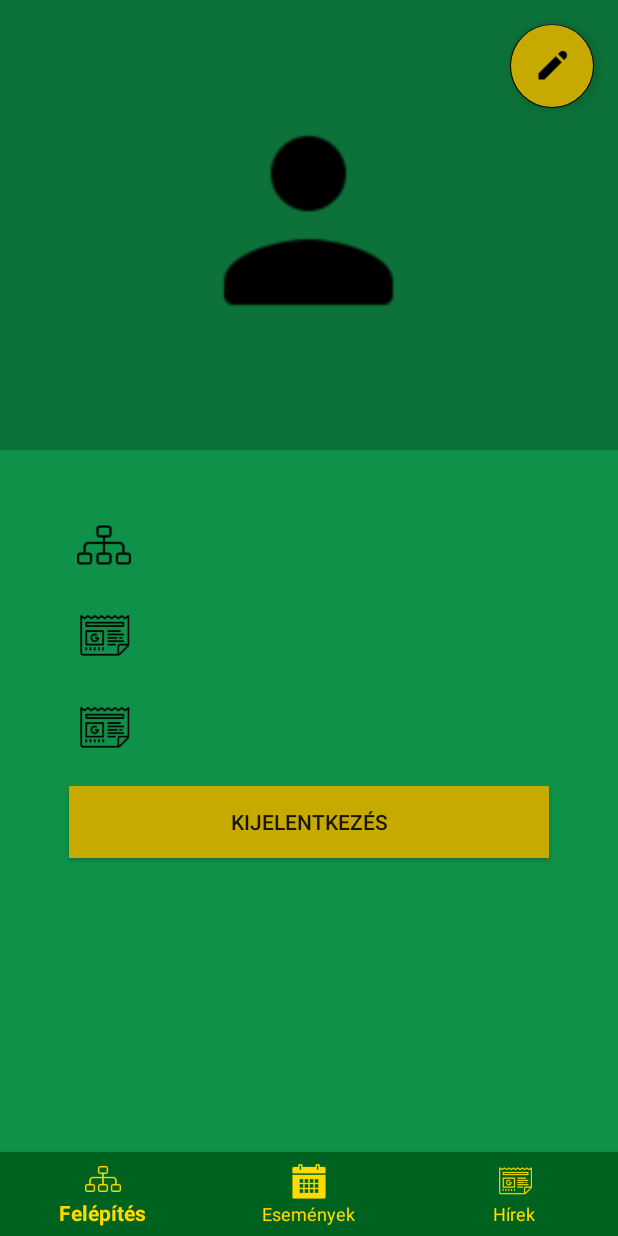
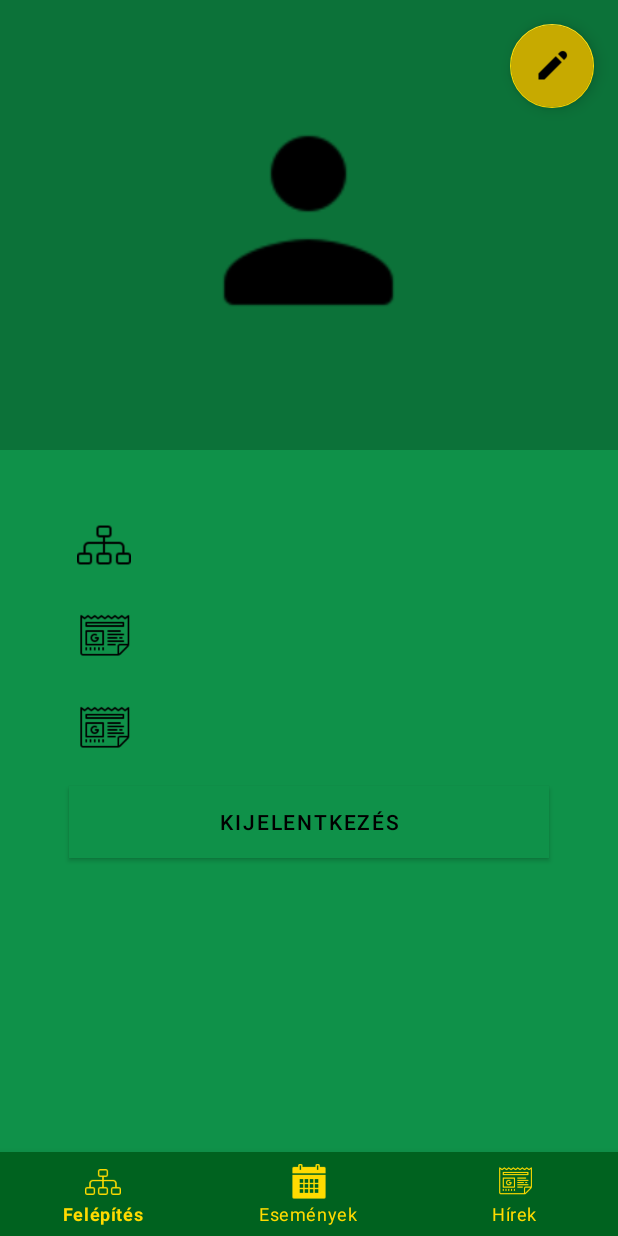
Before and after one commit to Abokyy/A802app, an Android app: the CurrentUserProfileFragment screen opened through its navigation route, on a phone screen of 412 x 824 dp. Run offline under Robolectric (Android 15) with nearby library versions, the phone set to English and light mode, and no system bars; our stand-ins replace Firebase (no records; nobody signed in at launch, a user with empty details on screens opened directly), navigation-ui.

Commit message:
Design first steps. Material components

```diff
--- a/build.gradle
+++ b/build.gradle
@@ -48,8 +48,9 @@ dependencies {
 
     implementation 'com.flaviofaria:kenburnsview:1.0.7'
 
+    implementation  'com.google.android.material:material:1.1.0'
+
     //noinspection GradleCompatible
-    implementation 'com.android.support:design:28.0.0'
 
     implementation 'androidx.cardview:cardview:1.0.0'
     //noinspection GradleCompatible
--- a/src/main/java/csapat/app/NavMainActivity.java
+++ b/src/main/java/csapat/app/NavMainActivity.java
@@ -174,8 +174,8 @@ public class NavMainActivity extends BaseCompat {
     @Override
     public void onBackPressed() {
         new AlertDialog.Builder(this)
-                .setTitle("Really Exit?")
-                .setMessage("Are you sure you want to exit?")
+                .setTitle(R.string.really_logout)
+                .setMessage(R.string.are_you_sure_to_logout)
                 .setNegativeButton(android.R.string.no, null)
                 .setPositiveButton(android.R.string.yes, new DialogInterface.OnClickListener() {
 
@@ -195,7 +195,7 @@ public class NavMainActivity extends BaseCompat {
         if (Build.VERSION.SDK_INT >= Build.VERSION_CODES.O) {
             CharSequence name = getString(R.string.channel_name);
             String description = getString(R.string.channel_description);
-            int importance = NotificationManager.IMPORTANCE_DEFAULT;
+            int importance = NotificationManager.IMPORTANCE_HIGH;
             NotificationChannel channel = new NotificationChannel(CHANNEL_ID, name, importance);
             channel.setDescription(description);
             // Register the channel with the system; you can't change the importance
--- a/src/main/res/layout/fragment_current_user_profile.xml
+++ b/src/main/res/layout/fragment_current_user_profile.xml
@@ -125,7 +125,7 @@
                     android:id="@+id/current_profile_troop_leader_at"/>
             </LinearLayout>
 
-            <Button
+            <com.google.android.material.button.MaterialButton
                 android:id="@+id/btn_logout"
                 android:layout_width="match_parent"
                 android:layout_height="wrap_content"
@@ -133,7 +133,8 @@
                 android:layout_marginTop="20dp"
                 android:layout_marginEnd="20dp"
                 android:layout_marginBottom="20dp"
-                android:background="@color/colorSecondaryDark"
+                android:background="#FFEB3B"
+                android:backgroundTint="@color/colorSecondaryDark"
                 android:text="@string/logout" />
 
 
--- a/src/main/res/layout/fragment_for_leaders.xml
+++ b/src/main/res/layout/fragment_for_leaders.xml
@@ -9,7 +9,8 @@
 
     <androidx.constraintlayout.widget.ConstraintLayout
         android:layout_width="match_parent"
-        android:layout_height="match_parent">
+        android:layout_height="match_parent"
+        android:background="@color/colorPrimaryDark">
 
         <Button
             android:id="@+id/projectorBtn"
--- a/src/main/res/values/strings.xml
+++ b/src/main/res/values/strings.xml
@@ -136,4 +136,6 @@
     <string name="guest_login">Belépés vendégként</string>
     <string name="guest_logout">Kilépés</string>
     <string name="next_meeting_attendance">Következő őrsi jelenléte</string>
+    <string name="really_logout">Kijelentkezel?</string>
+    <string name="are_you_sure_to_logout">Biztos ki szeretnél jelentkezni?</string>
 </resources>
--- a/src/main/res/values/styles.xml
+++ b/src/main/res/values/styles.xml
@@ -1,7 +1,7 @@
 <resources>
 
     <!-- Base application theme. -->
-    <style name="AppTheme" parent="Theme.AppCompat.Light.NoActionBar">
+    <style name="AppTheme" parent="Theme.MaterialComponents.NoActionBar">
         <!-- Customize your theme here. -->
         <item name="colorPrimary">@color/colorPrimary</item>
         <item name="colorPrimaryDark">@color/colorPrimaryDark</item>
```
Also changed, not shown: src/main/res/layout/activity_projector_whereabouts.xml (+7 -7 lines), 1 other file.
